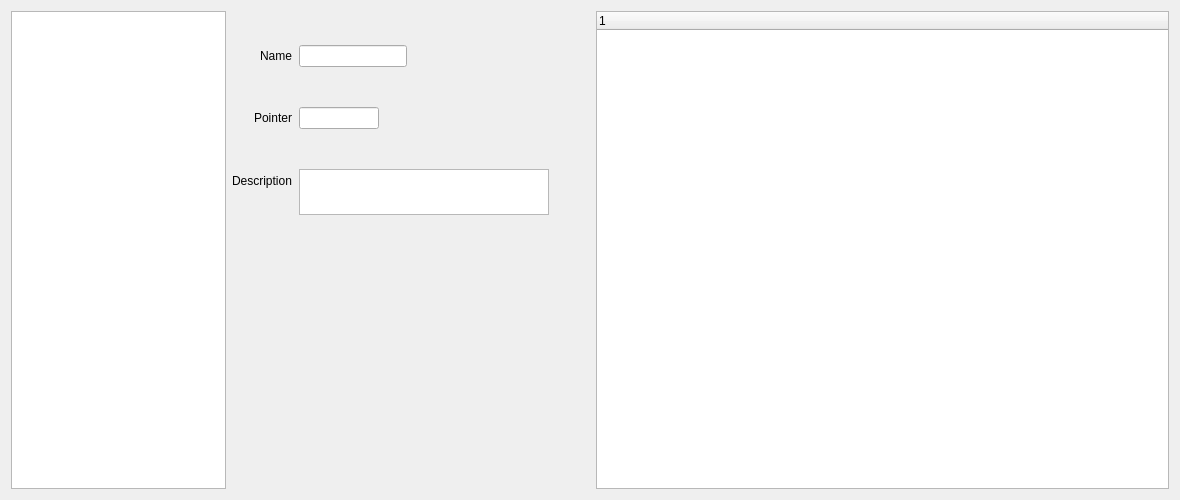
LagoLunatic/DSVEdit, file dsvedit/generic_editor.ui: the form before one commit.
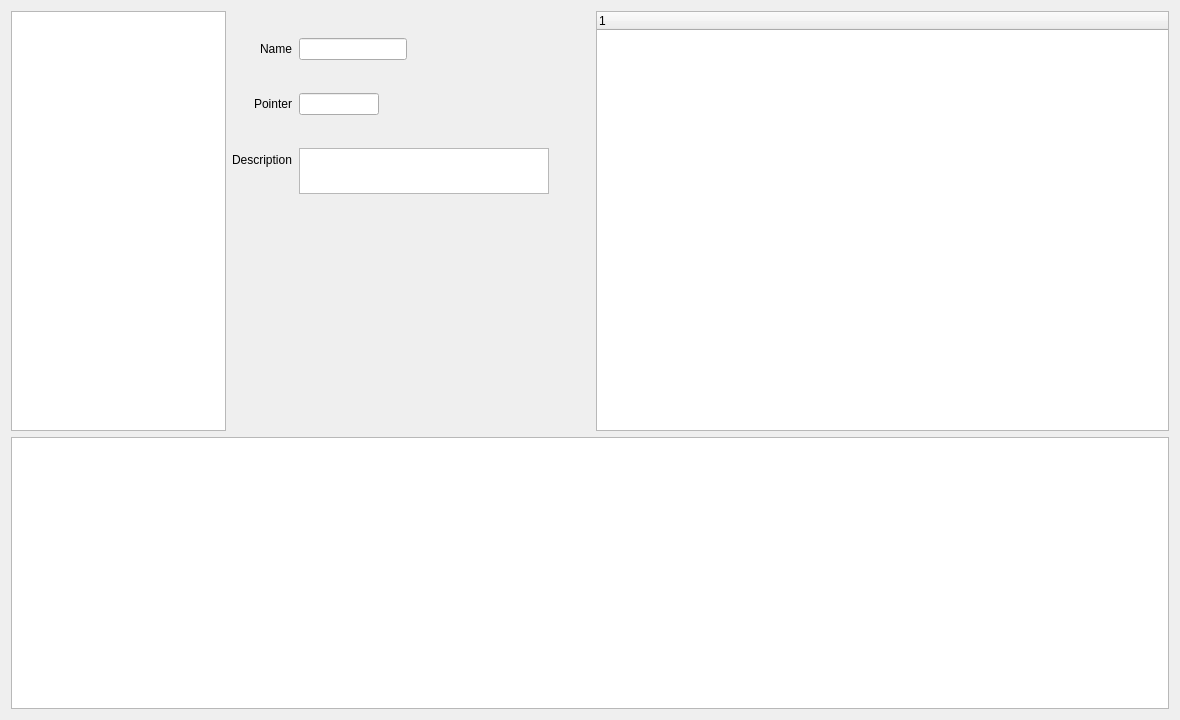
The form after the commit.

Commit message: Show item/enemy format docs in item/enemy editors

Patch:
```diff
--- a/dsvedit/generic_editor.ui
+++ b/dsvedit/generic_editor.ui
@@ -7,7 +7,7 @@
     <x>0</x>
     <y>0</y>
     <width>1180</width>
-    <height>500</height>
+    <height>720</height>
    </rect>
   </property>
   <property name="windowTitle">
@@ -17,7 +17,14 @@
    <item>
     <layout class="QHBoxLayout" name="horizontalLayout" stretch="3,5,8">
      <item>
-      <widget class="QListWidget" name="item_list"/>
+      <widget class="QListWidget" name="item_list">
+       <property name="minimumSize">
+        <size>
+         <width>0</width>
+         <height>420</height>
+        </size>
+       </property>
+      </widget>
      </item>
      <item>
       <layout class="QVBoxLayout" name="verticalLayout_2">
@@ -171,6 +178,9 @@
      </item>
     </layout>
    </item>
+   <item>
+    <widget class="QPlainTextEdit" name="format_doc"/>
+   </item>
   </layout>
  </widget>
  <resources/>
```
The commit also changes 13 other files.
